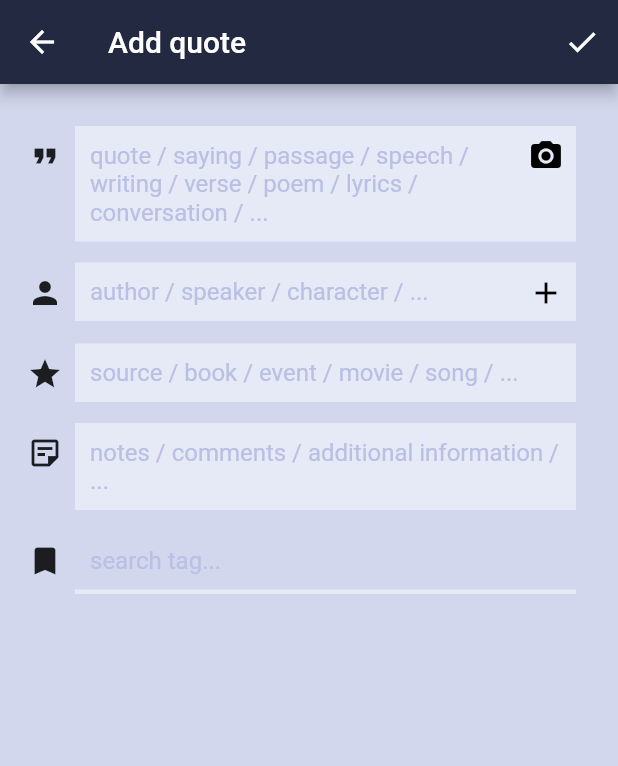
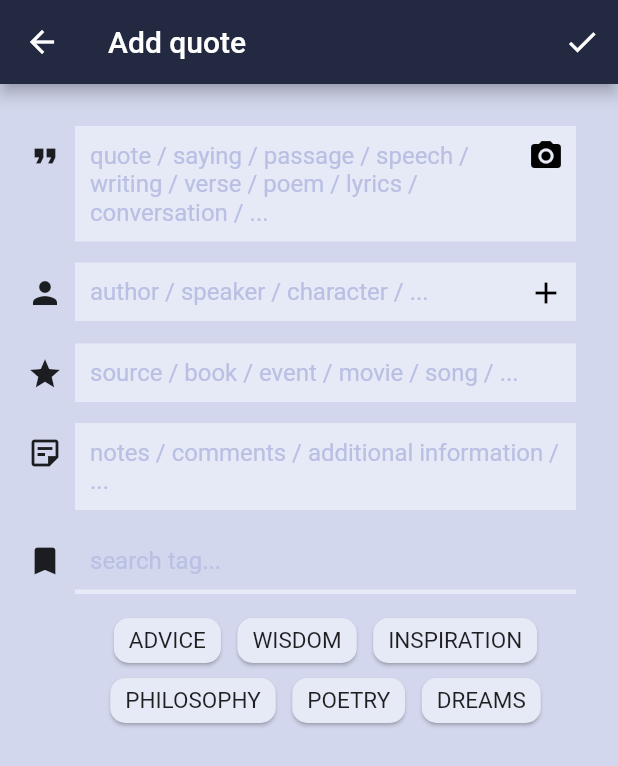
Before and after one commit to juvanjan/Fhiquo, a Flutter app: the screen it shows after launch, after a tap on the "add" icon, on a phone screen of 412 x 824 dp. Shown: the top 766 px of the screen. Run offline on Flutter 3.47's test engine with Material 2 defaults, Android fonts, the light colour scheme and no system bars; our stand-ins replace camera, image_cropper; missing offline and left inert: esys_flutter_share, firebase_ml_vision; accounts and stored records are empty; Roboto replaces fonts that are missing (Rubik).

Commit message:
Tags implemented.

```diff
--- a/lib/edit_view.dart
+++ b/lib/edit_view.dart
@@ -1,3 +1,4 @@
+import 'package:fhiquo/widgets/tag_widget.dart';
 import 'package:flutter/cupertino.dart';
 import 'package:flutter/material.dart';
 import 'package:path/path.dart';
@@ -7,7 +8,7 @@ import 'internal/data/tag.dart';
 import 'main.dart';
 
 class NEditView extends StatelessWidget {
-  List<Tag> temporaryList = Tag.tempTags();
+  List<Widget> temporaryList = TagWidget.tempTagWidgets();
 
   @override
   Widget build(BuildContext context) {
@@ -39,8 +40,9 @@ class NEditView extends StatelessWidget {
             )
           ],
         ),
-        body: Container(
+        body: SingleChildScrollView(
           padding: const EdgeInsets.fromLTRB(18.0, 28.0, 28.0, 28.0),
+          child: Container(
             child: Column(
               children: <Widget>[
                 Row(
@@ -259,7 +261,20 @@ class NEditView extends StatelessWidget {
                 ),
 
 
+                Container(
+                  padding: EdgeInsets.only(left: 32, top: 12),
+                  child: Wrap(
+                    spacing: 3.0,
+                    runSpacing: 2.0,
+                    alignment: WrapAlignment.center,
+                    direction: Axis.horizontal,
+                    children: temporaryList,
+                  ),
+                ),
+
+
               ],
+            ),
           ),
         ),
       ),
--- a/lib/internal/data/tag.dart
+++ b/lib/internal/data/tag.dart
@@ -23,12 +23,12 @@ class Tag{
 
     var set = new List<Tag>();
 
-    Tag tag1 = Tag.createTag(0, "Advice");
-    Tag tag2 = Tag.createTag(1, "Wisdom");
-    Tag tag3 = Tag.createTag(2, "Inspiration");
-    Tag tag4 = Tag.createTag(3, "Philosophy");
-    Tag tag5 = Tag.createTag(4, "Poetry");
-    Tag tag6 = Tag.createTag(5, "Dreams");
+    Tag tag1 = Tag.createTag(0, "ADVICE");
+    Tag tag2 = Tag.createTag(1, "WISDOM");
+    Tag tag3 = Tag.createTag(2, "INSPIRATION");
+    Tag tag4 = Tag.createTag(3, "PHILOSOPHY");
+    Tag tag5 = Tag.createTag(4, "POETRY");
+    Tag tag6 = Tag.createTag(5, "DREAMS");
 
     set.add(tag1);
     set.add(tag2);
--- /dev/null
+++ b/lib/widgets/tag_widget.dart
@@ -0,0 +1,39 @@
+import 'package:fhiquo/internal/data/tag.dart';
+import 'package:flutter/cupertino.dart';
+import 'package:flutter/material.dart';
+
+class TagWidget extends StatelessWidget {
+  final int id;
+  final String name;
+  TagWidget(this.id, this.name);
+
+  @override
+  Widget build(BuildContext context) {
+    return Card(
+      color: Color(0xFFe6e9f6),
+      shape: RoundedRectangleBorder(
+        borderRadius: BorderRadius.circular(10),
+      ),
+      child: Padding(
+        padding: EdgeInsets.symmetric(vertical: 6, horizontal: 10),
+        child: Text(
+          name,
+          style: TextStyle(fontSize: 15),
+        ),
+      ),
+    );
+  }
+
+
+  static List<TagWidget> tempTagWidgets() {
+    List<Tag> tags = Tag.tempTags();
+
+    var set = new List<TagWidget>();
+    for (int i = 0; i < tags.length; i++) {
+      set.add(new TagWidget(tags[i].id, tags[i].name));
+    }
+
+    return set;
+
+  }
+}
```
Lines whose indentation alone changed are shown as unchanged.
